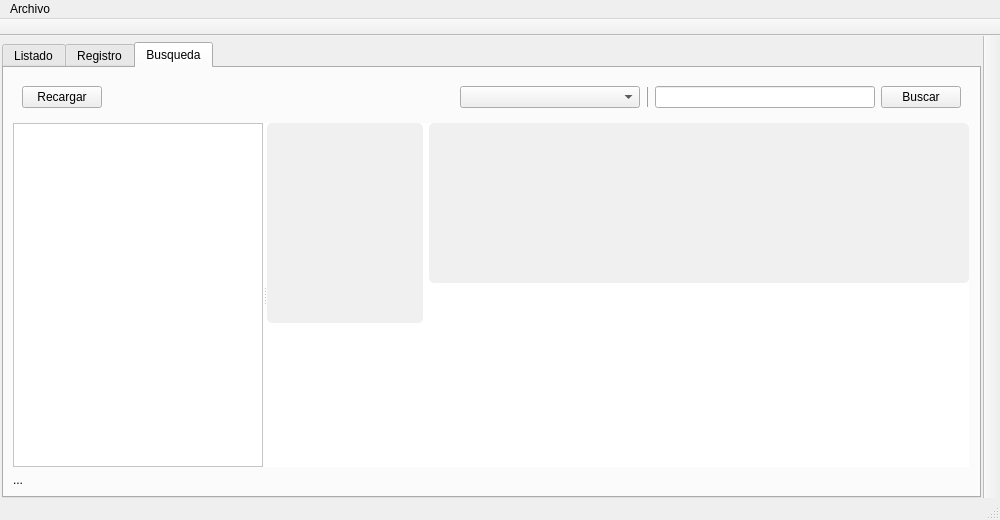
Qt form src/mainwindow.ui (MediaScout/AnimeMonitor) before a commit.
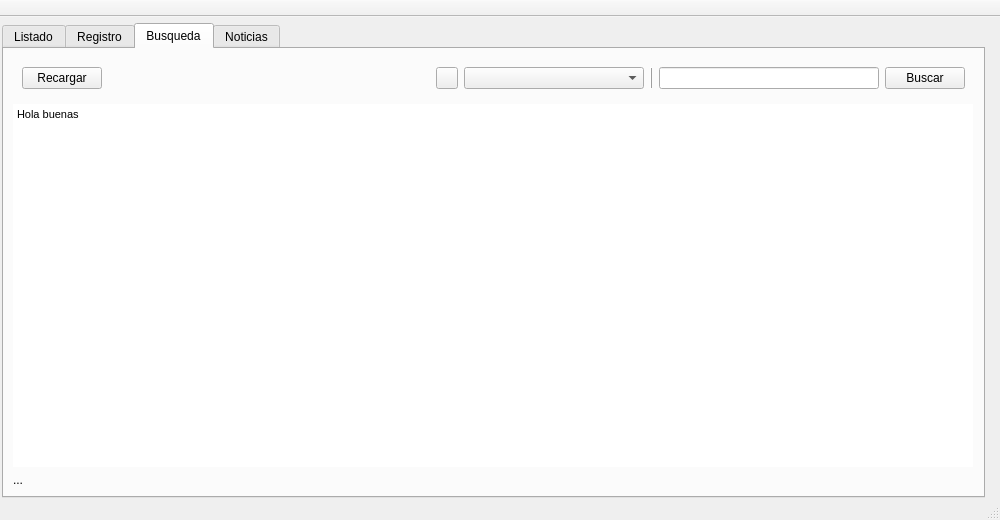
The same form after that commit. Icons and pictures are not drawn.

Commit message: The styles for the application were added and new implementations were added, including the About section

What changed in the file:
```diff
--- a/src/mainwindow.ui
+++ b/src/mainwindow.ui
@@ -195,7 +195,24 @@
                     </spacer>
                    </item>
                    <item>
-                    <widget class="QComboBox" name="comboBoxProviders">
+                    <widget class="QPushButton" name="button_info_provider">
+                     <property name="maximumSize">
+                      <size>
+                       <width>22</width>
+                       <height>22</height>
+                      </size>
+                     </property>
+                     <property name="text">
+                      <string/>
+                     </property>
+                     <property name="icon">
+                      <iconset>
+                       <normaloff>../../../../Images/Iconos/Entypo_e704(0)_32.png</normaloff>../../../../Images/Iconos/Entypo_e704(0)_32.png</iconset>
+                     </property>
+                    </widget>
+                   </item>
+                   <item>
+                    <widget class="QComboBox" name="combobox_providers">
                      <property name="minimumSize">
                       <size>
                        <width>180</width>
@@ -267,35 +284,6 @@
                   <property name="childrenCollapsible">
                    <bool>false</bool>
                   </property>
-                  <widget class="QListWidget" name="listAnimes">
-                   <property name="sizePolicy">
-                    <sizepolicy hsizetype="Expanding" vsizetype="Expanding">
-                     <horstretch>0</horstretch>
-                     <verstretch>0</verstretch>
-                    </sizepolicy>
-                   </property>
-                   <property name="minimumSize">
-                    <size>
-                     <width>0</width>
-                     <height>0</height>
-                    </size>
-                   </property>
-                   <property name="maximumSize">
-                    <size>
-                     <width>250</width>
-                     <height>16777215</height>
-                    </size>
-                   </property>
-                   <property name="baseSize">
-                    <size>
-                     <width>250</width>
-                     <height>0</height>
-                    </size>
-                   </property>
-                   <property name="alternatingRowColors">
-                    <bool>true</bool>
-                   </property>
-                  </widget>
                   <widget class="QWidget" name="widget" native="true">
                    <property name="minimumSize">
                     <size>
@@ -303,88 +291,38 @@
                      <height>0</height>
                     </size>
                    </property>
-                   <layout class="QVBoxLayout" name="verticalLayout_10">
+                   <layout class="QVBoxLayout" name="verticalLayout_2">
+                    <property name="spacing">
+                     <number>0</number>
+                    </property>
+                    <property name="leftMargin">
+                     <number>0</number>
+                    </property>
                     <property name="topMargin">
                      <number>0</number>
                     </property>
                     <property name="rightMargin">
                      <number>0</number>
                     </property>
+                    <property name="bottomMargin">
+                     <number>0</number>
+                    </property>
                     <item>
-                     <layout class="QVBoxLayout" name="verticalLayout_9">
-                      <item>
-                       <layout class="QHBoxLayout" name="horizontalLayout_5">
-                        <item>
-                         <widget class="QGraphicsView" name="graphicsView">
-                          <property name="maximumSize">
-                           <size>
-                            <width>156</width>
-                            <height>16777215</height>
-                           </size>
-                          </property>
-                          <property name="styleSheet">
-                           <string notr="true">QGraphicsView {
-	background-color: #F0F0F0;
-	border-radius: 5px;
-}</string>
-                          </property>
-                         </widget>
-                        </item>
-                        <item>
-                         <layout class="QVBoxLayout" name="verticalLayout_8">
-                          <item>
-                           <widget class="QTextEdit" name="textEdit">
-                            <property name="maximumSize">
-                             <size>
-                              <width>16777215</width>
-                              <height>160</height>
-                             </size>
-                            </property>
-                            <property name="styleSheet">
-                             <string notr="true">QTextEdit {
-	background-color: #F0F0F0;
-	border-radius: 5px;
-}</string>
-                            </property>
-                            <property name="readOnly">
-                             <bool>true</bool>
-                            </property>
-                           </widget>
-                          </item>
-                          <item>
-                           <spacer name="verticalSpacer_2">
-                            <property name="orientation">
-                             <enum>Qt::Vertical</enum>
-                            </property>
-                            <property name="sizeType">
-                             <enum>QSizePolicy::Expanding</enum>
-                            </property>
-                            <property name="sizeHint" stdset="0">
-                             <size>
-                              <width>20</width>
-                              <height>40</height>
-                             </size>
-                            </property>
-                           </spacer>
-                          </item>
-                         </layout>
-                        </item>
-                       </layout>
-                      </item>
-                      <item>
-                       <spacer name="verticalSpacer_3">
-                        <property name="orientation">
-                         <enum>Qt::Vertical</enum>
-                        </property>
-                        <property name="sizeHint" stdset="0">
-                         <size>
-                          <width>20</width>
-                          <height>40</height>
-                         </size>
-                        </property>
-                       </spacer>
-                      </item>
-                     </layout>
+                     <widget class="QTextBrowser" name="textBrowser">
+                      <property name="styleSheet">
+                       <string notr="true">border: none;</string>
+                      </property>
+                      <property name="frameShadow">
+                       <enum>QFrame::Raised</enum>
+                      </property>
+                      <property name="html">
+                       <string>&lt;!DOCTYPE HTML PUBLIC &quot;-//W3C//DTD HTML 4.0//EN&quot; &quot;http://www.w3.org/TR/REC-html40/strict.dtd&quot;&gt;
+&lt;html&gt;&lt;head&gt;&lt;meta name=&quot;qrichtext&quot; content=&quot;1&quot; /&gt;&lt;style type=&quot;text/css&quot;&gt;
+p, li { white-space: pre-wrap; }
+&lt;/style&gt;&lt;/head&gt;&lt;body style=&quot; font-family:'MS Shell Dlg 2'; font-size:8.25pt; font-weight:400; font-style:normal;&quot;&gt;
+&lt;p style=&quot; margin-top:0px; margin-bottom:0px; margin-left:0px; margin-right:0px; -qt-block-indent:0; text-indent:0px;&quot;&gt;&lt;span style=&quot; font-size:8pt;&quot;&gt;Hola buenas&lt;/span&gt;&lt;/p&gt;&lt;/body&gt;&lt;/html&gt;</string>
+                      </property>
+                     </widget>
                     </item>
                    </layout>
                   </widget>
@@ -416,6 +354,11 @@
             </item>
            </layout>
           </widget>
+          <widget class="QWidget" name="tab_4">
+           <attribute name="title">
+            <string>Noticias</string>
+           </attribute>
+          </widget>
          </widget>
         </item>
        </layout>
@@ -429,6 +372,9 @@
    <property name="windowTitle">
     <string>toolBar</string>
    </property>
+   <property name="styleSheet">
+    <string notr="true">padding: 4px;</string>
+   </property>
    <property name="movable">
     <bool>false</bool>
    </property>
@@ -455,6 +401,12 @@
    <property name="windowTitle">
     <string>toolBar_2</string>
    </property>
+   <property name="styleSheet">
+    <string notr="true">QToolBar {
+	border:  none;
+}
+</string>
+   </property>
    <property name="movable">
     <bool>false</bool>
    </property>
@@ -477,25 +429,6 @@
     <bool>false</bool>
    </attribute>
   </widget>
-  <widget class="QMenuBar" name="menuBar">
-   <property name="geometry">
-    <rect>
-     <x>0</x>
-     <y>0</y>
-     <width>1000</width>
-     <height>20</height>
-    </rect>
-   </property>
-   <widget class="QMenu" name="menuArchivo">
-    <property name="title">
-     <string>Archivo</string>
-    </property>
-    <addaction name="separator"/>
-    <addaction name="separator"/>
-    <addaction name="actionSalir"/>
-   </widget>
-   <addaction name="menuArchivo"/>
-  </widget>
   <action name="actionSalir">
    <property name="text">
     <string>Salir</string>
```
Left out of the diff: 4 changed lines with no effect on the pictures. The commit also changes 32 other files.
